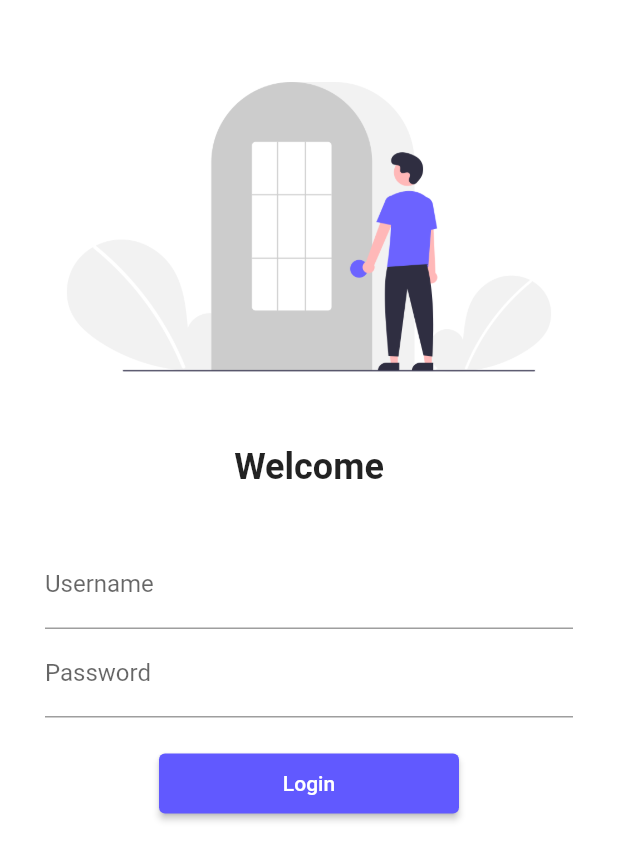
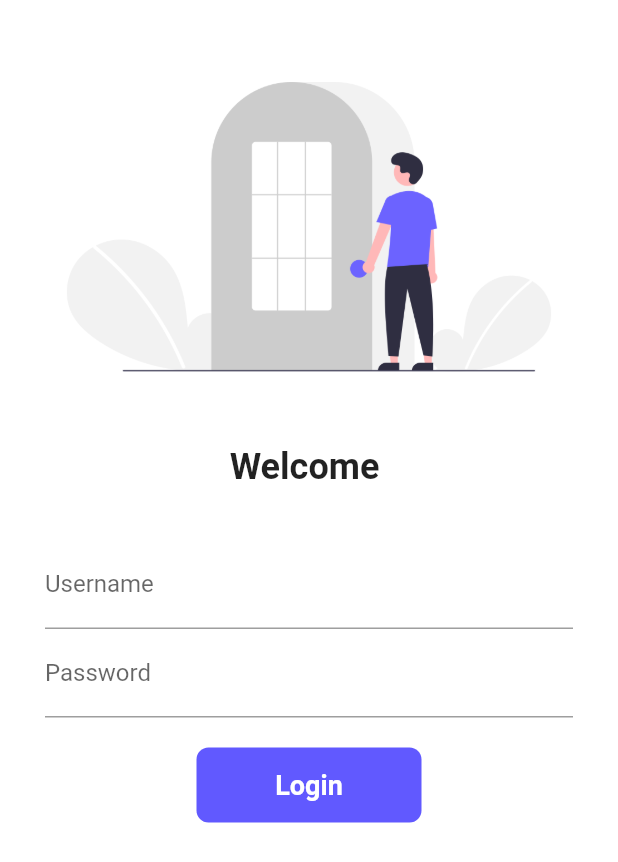
Before and after one commit to Mehul-bitcoder/flutter_demo, a Flutter app: the screen it shows after launch, on a phone screen of 412 x 824 dp. Shown: the top 862 px of the screen. Run offline on Flutter 3.47's test engine with Material 2 defaults, Android fonts, the phone set to English and light mode, and no system bars; our stand-ins replace google_fonts.

```diff
--- a/lib/screens/login.dart
+++ b/lib/screens/login.dart
@@ -1,8 +1,15 @@
 import 'package:appdemo/utils/routes.dart';
 import "package:flutter/material.dart";
 
-class Login extends StatelessWidget {
+class Login extends StatefulWidget {
   const Login({super.key});
+  @override
+  State<Login> createState() => _LoginState();
+}
+
+class _LoginState extends State<Login> {
+  String name = "";
+  bool isChange = false;
 
   @override
   Widget build(BuildContext context) {
@@ -20,8 +27,8 @@ class Login extends StatelessWidget {
             const SizedBox(
               height: 20,
             ),
-            const Text(
-              "Welcome",
+            Text(
+              "Welcome $name",
               style: TextStyle(fontSize: 24, fontWeight: FontWeight.bold),
             ),
             const SizedBox(
@@ -34,6 +41,11 @@ class Login extends StatelessWidget {
                   TextFormField(
                     decoration: const InputDecoration(
                         labelText: "Username", hintText: "Enter username"),
+                    onChanged: ((value) {
+                      setState(() {
+                        name = value;
+                      });
+                    }),
                   ),
                   TextFormField(
                     obscureText: true,
@@ -43,14 +55,46 @@ class Login extends StatelessWidget {
                   const SizedBox(
                     height: 20,
                   ),
-                  ElevatedButton(
-                      style: TextButton.styleFrom(
-                          backgroundColor: Color.fromRGBO(97, 89, 255, 1),
-                          minimumSize: Size(200, 40)),
-                      onPressed: () {
-                        Navigator.pushNamed(context, MyRoutes.homeRoute);
-                      },
-                      child: const Text("Login"))
+                  InkWell(
+                    onTap: (() async {
+                      setState(() {
+                        isChange = !isChange;
+                      });
+                      await Future.delayed(Duration(milliseconds: 250));
+                      Navigator.pushNamed(context, MyRoutes.homeRoute);
+                    }),
+                    child: AnimatedContainer(
+                      duration: Duration(milliseconds: 250),
+                      height: 50,
+                      width: isChange ? 50 : 150,
+                      alignment: Alignment.center,
+                      decoration: BoxDecoration(
+                          color: Color.fromRGBO(97, 89, 255, 1),
+                          borderRadius:
+                              BorderRadius.circular(isChange ? 50 : 8)),
+                      child: isChange
+                          ? const Icon(
+                              Icons.done,
+                              color: Colors.white,
+                            )
+                          : const Text(
+                              "Login",
+                              style: TextStyle(
+                                  fontSize: 18,
+                                  fontWeight: FontWeight.bold,
+                                  color: Colors.white),
+                            ),
+                    ),
+                  )
+                  // ElevatedButton(
+                  //     style: TextButton.styleFrom(
+                  //         backgroundColor: Color.fromRGBO(97, 89, 255, 1),
+                  //         minimumSize: Size(200, 40)),
+                  //     onPressed: () {
+                  //       Navigator.pushNamed(context, MyRoutes.homeRoute);
+                  //     },
+                  //     child: const Text("Login")
+                  //     )
                 ],
               ),
             )
```
